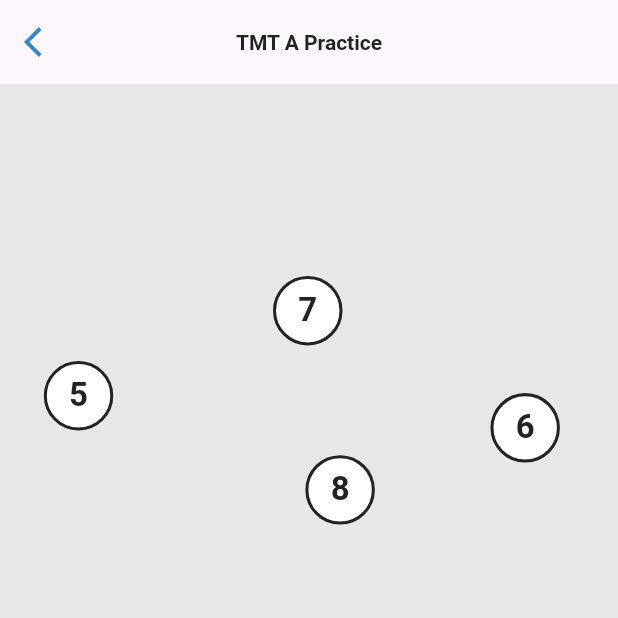
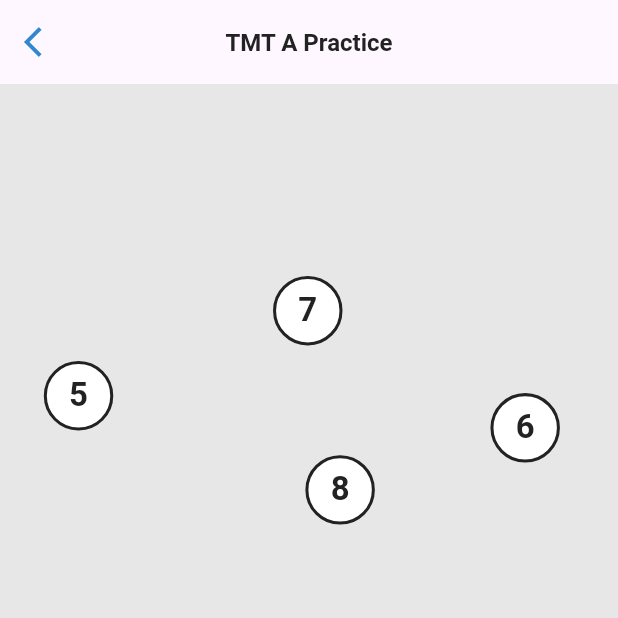
Before and after one commit to jordieres/2025_PENG_XiaoYang_CogTests, a Flutter app: the TmtTestPracticePage screen opened by its route, on a phone screen of 412 x 824 dp, the top half of it. Run offline on Flutter 3.47's test engine with Material 3 defaults, Android fonts, the phone set to English and light mode, and no system bars; our stand-ins replace device_info_plus, flutter_svg, get.

Commit message:
Refactor: Improve Text Styling and Responsiveness
- Introduces predefined text sizes: `_largeTextSize`, `_bigTextSize`, `_normalTextSize`, `_middleTextWhiteSize`, `_smallTextSize`, and `_minTextSize`.
- Implements dynamic text scaling for tablets by adding a `tabletSizeIncrement`.
- Updates text styles (`appBarTitle`, `customDialogTitle`, `customDialogContent`, `customDialogButton`, `customDialogOutlinedButton`) to use the new size variables.
- Updates the `customDialogContent` text color.
- Standardizes text sizes across different components for better consistency.
- Enhances tablet responsiveness by increasing font sizes.

```diff
--- a/lib/app/config/themes/AppColors.dart
+++ b/lib/app/config/themes/AppColors.dart
@@ -21,6 +21,7 @@ class AppColors {
   static const Color testTMTIncorrectCircleStroke = mainRed; // Red incorrect color (TMT)
 
   static const Color customDialogTitleColor = mainBlackText;
+  static const Color customDialogContentColor = Color(0xFF71727A);
   static const Color customButtonColor = primaryBlue;
 
 
--- a/lib/app/config/themes/AppTextStyle.dart
+++ b/lib/app/config/themes/AppTextStyle.dart
@@ -4,9 +4,29 @@ import 'AppColors.dart';
 import 'AppFontWeight.dart';
 
 class AppTextStyle {
+
+
+  static const double _largeTextSize = 30.0;
+  static const double _bigTextSize = 24.0;
+  static const double _normalTextSize = 18.0;
+  static const double _middleTextWhiteSize = 16.0;
+  static const double _smallTextSize = 14.0;
+  static const double _minTextSize = 12.0;
+
+  // Tablet size getters
+  static const double tabletSizeIncrement = 2.0;
+
+  static  double largeTextSize = DeviceHelper.isTablet ? _largeTextSize + tabletSizeIncrement : _largeTextSize;
+  static  double bigTextSize = DeviceHelper.isTablet ? _bigTextSize + tabletSizeIncrement : _bigTextSize;
+  static  double normalTextSize = DeviceHelper.isTablet ? _normalTextSize + tabletSizeIncrement : _normalTextSize;
+  static  double middleTextWhiteSize = DeviceHelper.isTablet ? _middleTextWhiteSize + tabletSizeIncrement : _middleTextWhiteSize;
+  static  double smallTextSize = DeviceHelper.isTablet ? _smallTextSize + tabletSizeIncrement : _smallTextSize;
+  static  double minTextSize = DeviceHelper.isTablet ? _minTextSize + tabletSizeIncrement : _minTextSize;
+
+
   static var appBarTitle = TextStyle(
     color: AppColors.mainBlackText,
-    fontSize: DeviceHelper.isTablet ? 16.0 : 14.0,
+    fontSize: middleTextWhiteSize,
     fontWeight: AppFontWeight.bold,
     fontStyle: FontStyle.normal,
   );
@@ -27,27 +47,27 @@ class AppTextStyle {
 
   static var customDialogTitle = TextStyle(
     color: AppColors.customDialogTitleColor,
-    fontSize: 16.0,
+    fontSize: middleTextWhiteSize,
     fontWeight: AppFontWeight.extraBold,
     fontStyle: FontStyle.normal,
   );
 
   static var customDialogContent = TextStyle(
-    color: Color(0xFF71727A),
-    fontSize: DeviceHelper.isTablet ? 14 : 12,
+    color: AppColors.customDialogContentColor,
+    fontSize:minTextSize,
     fontWeight: AppFontWeight.normal,
   );
 
   static var customDialogButton = TextStyle(
     color: Colors.white,
-    fontSize: DeviceHelper.isTablet ? 14 : 12,
+    fontSize:minTextSize,
     fontWeight: AppFontWeight.semiBold,
     fontStyle: FontStyle.normal,
   );
 
   static var customDialogOutlinedButton = TextStyle(
     color: AppColors.customButtonColor,
-    fontSize: DeviceHelper.isTablet ? 14 : 12,
+    fontSize: minTextSize,
     fontWeight: AppFontWeight.semiBold,
     fontStyle: FontStyle.normal,
   );
```
